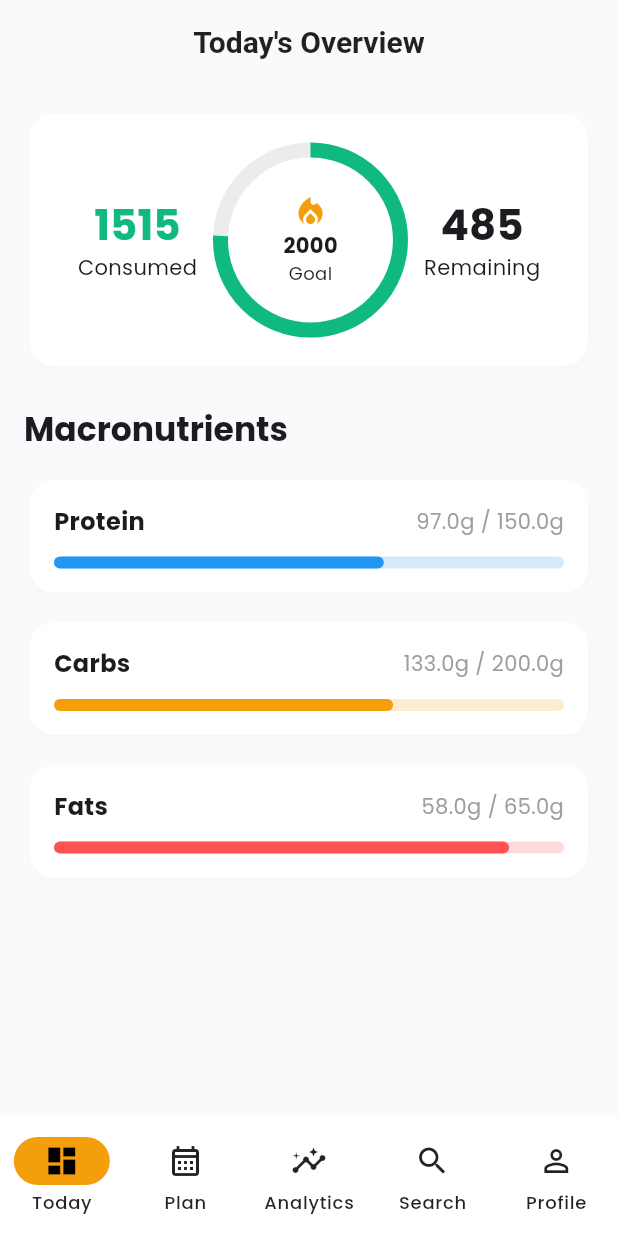
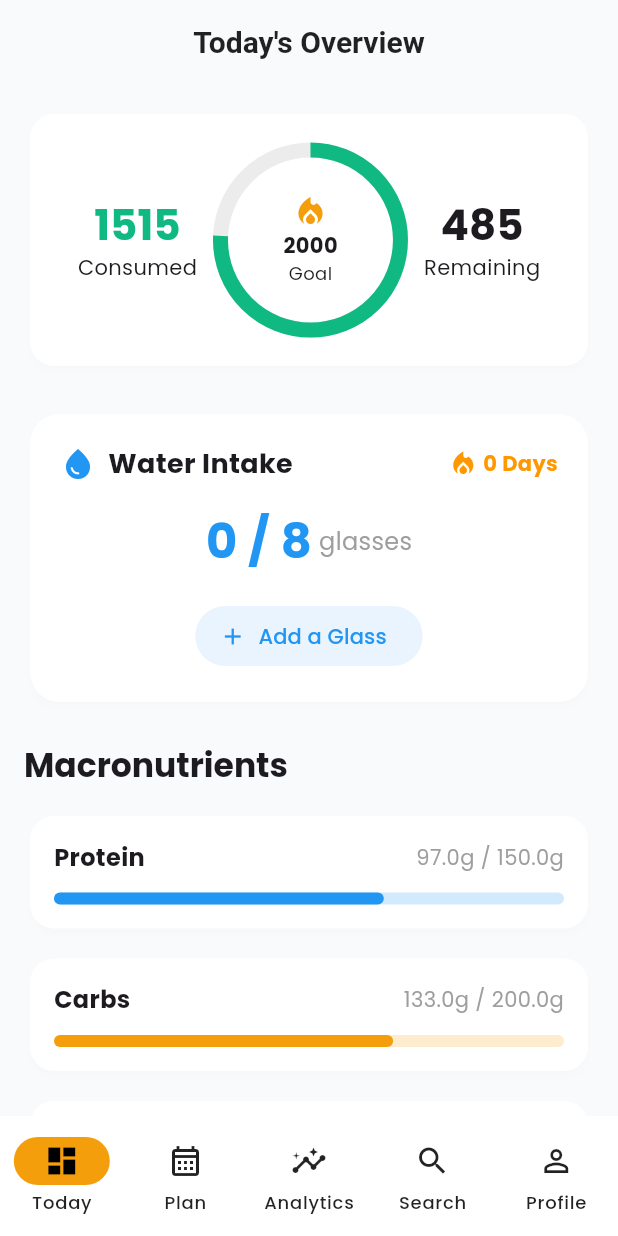
Before and after one commit to iamarchitshah/Nutriplan, a Flutter app: the DailyTrackingScreen screen opened by its route, on a phone screen of 412 x 824 dp. Run offline on Flutter 3.47's test engine with Material 3 defaults, Android fonts, the phone set to English and light mode, and no system bars; our stand-ins replace cloud_firestore, firebase_auth, firebase_core, fl_chart, flutter_riverpod, go_router and 6 more; accounts and stored records are empty.

```diff
--- a/lib/screens/tracking/daily_tracking_screen.dart
+++ b/lib/screens/tracking/daily_tracking_screen.dart
@@ -4,6 +4,7 @@ import 'package:nutriplan_ai/core/theme/app_theme.dart';
 import 'package:nutriplan_ai/providers/auth_provider.dart';
 import 'package:nutriplan_ai/providers/goal_provider.dart';
 import 'package:nutriplan_ai/providers/meal_provider.dart';
+import 'package:nutriplan_ai/providers/water_provider.dart';
 import 'package:nutriplan_ai/providers/water_provider.dart';
 
 class DailyTrackingScreen extends ConsumerWidget {
@@ -13,6 +14,8 @@ class DailyTrackingScreen extends ConsumerWidget {
   Widget build(BuildContext context, WidgetRef ref) {
     final goal = ref.watch(goalProvider);
     final nutrition = ref.watch(dailyNutritionProvider);
+    final waterGlasses = ref.watch(waterProvider);
+    final streakAsync = ref.watch(streakProvider);
 
     if (goal == null) {
       return const Center(child: CircularProgressIndicator());
@@ -32,6 +35,8 @@ class DailyTrackingScreen extends ConsumerWidget {
           crossAxisAlignment: CrossAxisAlignment.start,
           children: [
             _buildCalorieCard(context, caloriesConsumed, caloriesRemaining, progress, goal.targetCalories),
+            const SizedBox(height: 24),
+            _buildWaterTracker(context, ref, waterGlasses, streakAsync),
             const SizedBox(height: 24),
             Text(
               'Macronutrients',
@@ -175,4 +180,60 @@ class DailyTrackingScreen extends ConsumerWidget {
       ),
     );
   }
+
+  Widget _buildWaterTracker(BuildContext context, WidgetRef ref, int glasses, AsyncValue<int> streakAsync) {
+    return Card(
+      shape: RoundedRectangleBorder(borderRadius: BorderRadius.circular(20)),
+      child: Padding(
+        padding: const EdgeInsets.all(20),
+        child: Column(
+          children: [
+            Row(
+              mainAxisAlignment: MainAxisAlignment.spaceBetween,
+              children: [
+                const Row(
+                  children: [
+                    Icon(Icons.water_drop, color: Colors.blue),
+                    SizedBox(width: 8),
+                    Text('Water Intake', style: TextStyle(fontWeight: FontWeight.bold, fontSize: 18)),
+                  ],
+                ),
+                streakAsync.when(
+                  data: (streak) => Row(
+                    children: [
+                      const Icon(Icons.local_fire_department, color: Colors.orange, size: 20),
+                      Text(' $streak Days', style: const TextStyle(fontWeight: FontWeight.bold, color: Colors.orange)),
+                    ],
+                  ),
+                  loading: () => const SizedBox(),
+                  error: (_, __) => const SizedBox(),
+                ),
+              ],
+            ),
+            const SizedBox(height: 16),
+            Row(
+              mainAxisAlignment: MainAxisAlignment.center,
+              children: [
+                Text('$glasses / 8', style: const TextStyle(fontSize: 32, fontWeight: FontWeight.bold, color: Colors.blue)),
+                const Text(' glasses', style: TextStyle(fontSize: 16, color: Colors.grey)),
+              ],
+            ),
+            const SizedBox(height: 16),
+            ElevatedButton.icon(
+              onPressed: () {
+                ref.read(waterProvider.notifier).addGlass();
+              },
+              icon: const Icon(Icons.add),
+              label: const Text('Add a Glass'),
+              style: ElevatedButton.styleFrom(
+                backgroundColor: Colors.blue.withValues(alpha: 0.1),
+                foregroundColor: Colors.blue,
+                elevation: 0,
+              ),
+            ),
+          ],
+        ),
+      ),
+    );
+  }
 }
```
Also changed, not shown: lib/screens/analytics/analytics_screen.dart (+10 -0 lines), lib/utils/pdf_generator.dart (added, +58 -0 lines).
